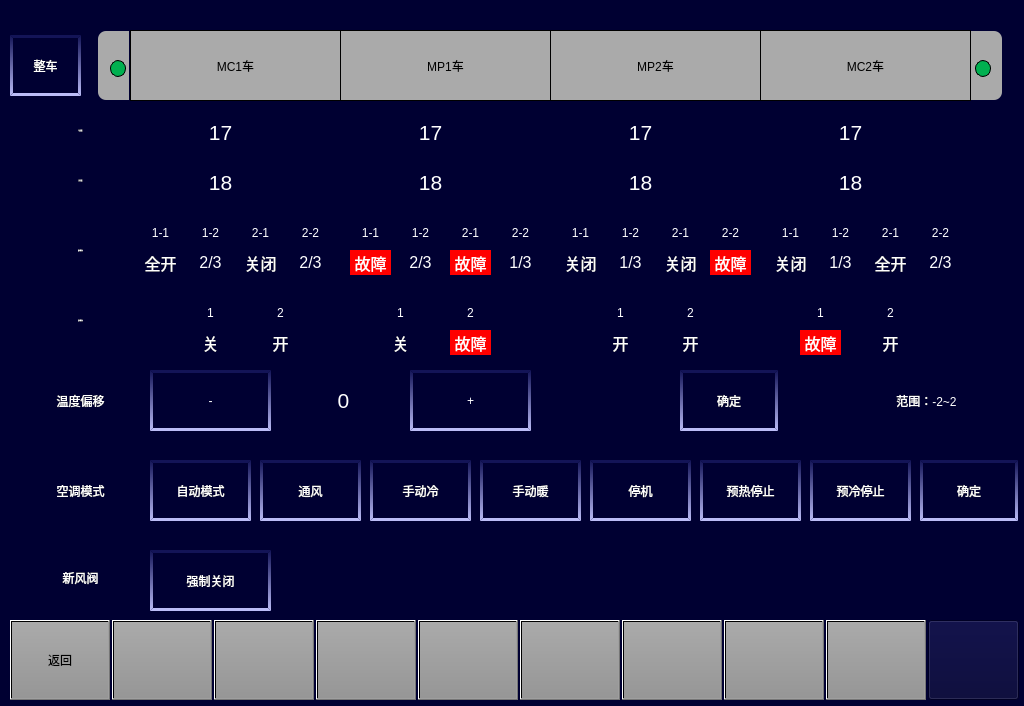
This is vehiclesetairconditionpage.ui in 994656234/HHL as Qt 5 draws it before an edit. The edited form follows.
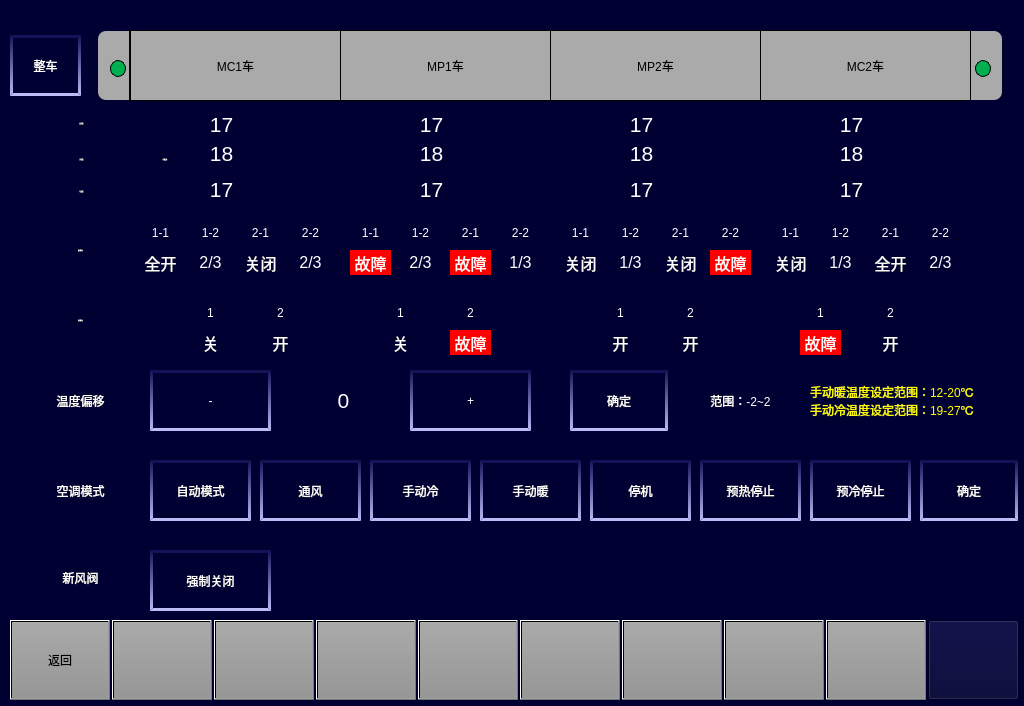
This is the edited form. Icons and pictures are not drawn.

Commit message: 空调显示优化，走行不显示优化

Diff of the .ui file:
```diff
--- a/vehiclesetairconditionpage.ui
+++ b/vehiclesetairconditionpage.ui
@@ -582,8 +582,8 @@
   <widget class="QLabel" name="lbl_tmp1">
    <property name="geometry">
     <rect>
-     <x>200</x>
-     <y>120</y>
+     <x>201</x>
+     <y>177</y>
      <width>41</width>
      <height>25</height>
     </rect>
@@ -607,8 +607,8 @@
   <widget class="QLabel" name="lbl_tmp3">
    <property name="geometry">
     <rect>
-     <x>620</x>
-     <y>120</y>
+     <x>621</x>
+     <y>177</y>
      <width>41</width>
      <height>25</height>
     </rect>
@@ -632,8 +632,8 @@
   <widget class="QLabel" name="lbl_tmpToken4">
    <property name="geometry">
     <rect>
-     <x>880</x>
-     <y>120</y>
+     <x>881</x>
+     <y>177</y>
      <width>25</width>
      <height>25</height>
     </rect>
@@ -653,8 +653,8 @@
   <widget class="QLabel" name="lbl_tmpToken3">
    <property name="geometry">
     <rect>
-     <x>670</x>
-     <y>120</y>
+     <x>671</x>
+     <y>177</y>
      <width>25</width>
      <height>25</height>
     </rect>
@@ -674,8 +674,8 @@
   <widget class="QLabel" name="lbl_tmpToken2">
    <property name="geometry">
     <rect>
-     <x>460</x>
-     <y>120</y>
+     <x>461</x>
+     <y>177</y>
      <width>25</width>
      <height>25</height>
     </rect>
@@ -695,8 +695,8 @@
   <widget class="QLabel" name="lbl_tmp2">
    <property name="geometry">
     <rect>
-     <x>410</x>
-     <y>120</y>
+     <x>411</x>
+     <y>177</y>
      <width>41</width>
      <height>25</height>
     </rect>
@@ -720,8 +720,8 @@
   <widget class="QLabel" name="lbl_tmp4">
    <property name="geometry">
     <rect>
-     <x>830</x>
-     <y>120</y>
+     <x>831</x>
+     <y>177</y>
      <width>41</width>
      <height>25</height>
     </rect>
@@ -745,8 +745,8 @@
   <widget class="QLabel" name="lbl_tmpToken1">
    <property name="geometry">
     <rect>
-     <x>250</x>
-     <y>120</y>
+     <x>251</x>
+     <y>177</y>
      <width>25</width>
      <height>25</height>
     </rect>
@@ -766,10 +766,10 @@
   <widget class="QLabel" name="lbl_realtemperature">
    <property name="geometry">
     <rect>
-     <x>20</x>
-     <y>110</y>
+     <x>21</x>
+     <y>181</y>
      <width>121</width>
-     <height>41</height>
+     <height>20</height>
     </rect>
    </property>
    <property name="font">
@@ -795,10 +795,10 @@
   <widget class="QLabel" name="lbl_settemperature">
    <property name="geometry">
     <rect>
-     <x>20</x>
-     <y>160</y>
+     <x>21</x>
+     <y>149</y>
      <width>121</width>
-     <height>41</height>
+     <height>20</height>
     </rect>
    </property>
    <property name="font">
@@ -824,8 +824,8 @@
   <widget class="QLabel" name="lbl_settmp4">
    <property name="geometry">
     <rect>
-     <x>830</x>
-     <y>170</y>
+     <x>831</x>
+     <y>141</y>
      <width>41</width>
      <height>25</height>
     </rect>
@@ -849,8 +849,8 @@
   <widget class="QLabel" name="lbl_settmp1">
    <property name="geometry">
     <rect>
-     <x>200</x>
-     <y>170</y>
+     <x>201</x>
+     <y>141</y>
      <width>41</width>
      <height>25</height>
     </rect>
@@ -874,8 +874,8 @@
   <widget class="QLabel" name="lbl_settmp2">
    <property name="geometry">
     <rect>
-     <x>410</x>
-     <y>170</y>
+     <x>411</x>
+     <y>141</y>
      <width>41</width>
      <height>25</height>
     </rect>
@@ -899,8 +899,8 @@
   <widget class="QLabel" name="lbl_settmp3">
    <property name="geometry">
     <rect>
-     <x>620</x>
-     <y>170</y>
+     <x>621</x>
+     <y>141</y>
      <width>41</width>
      <height>25</height>
     </rect>
@@ -924,8 +924,8 @@
   <widget class="QLabel" name="lbl_settmpToken1">
    <property name="geometry">
     <rect>
-     <x>250</x>
-     <y>170</y>
+     <x>251</x>
+     <y>141</y>
      <width>25</width>
      <height>25</height>
     </rect>
@@ -945,8 +945,8 @@
   <widget class="QLabel" name="lbl_settmpToken4">
    <property name="geometry">
     <rect>
-     <x>880</x>
-     <y>170</y>
+     <x>881</x>
+     <y>141</y>
      <width>25</width>
      <height>25</height>
     </rect>
@@ -966,8 +966,8 @@
   <widget class="QLabel" name="lbl_settmpToken3">
    <property name="geometry">
     <rect>
-     <x>670</x>
-     <y>170</y>
+     <x>671</x>
+     <y>141</y>
      <width>25</width>
      <height>25</height>
     </rect>
@@ -987,8 +987,8 @@
   <widget class="QLabel" name="lbl_settmpToken2">
    <property name="geometry">
     <rect>
-     <x>460</x>
-     <y>170</y>
+     <x>461</x>
+     <y>141</y>
      <width>25</width>
      <height>25</height>
     </rect>
@@ -1032,7 +1032,7 @@
   <widget class="QPushButton" name="BTN_comfirm1">
    <property name="geometry">
     <rect>
-     <x>680</x>
+     <x>570</x>
      <y>370</y>
      <width>98</width>
      <height>61</height>
@@ -1081,9 +1081,9 @@
   <widget class="QLabel" name="lbl_temperature_2">
    <property name="geometry">
     <rect>
-     <x>856</x>
+     <x>680</x>
      <y>370</y>
-     <width>141</width>
+     <width>121</width>
      <height>61</height>
     </rect>
    </property>
@@ -2531,6 +2531,269 @@
     <set>Qt::AlignCenter</set>
    </property>
   </widget>
+  <widget class="QLabel" name="lbl_temperature_3">
+   <property name="geometry">
+    <rect>
+     <x>810</x>
+     <y>370</y>
+     <width>201</width>
+     <height>61</height>
+    </rect>
+   </property>
+   <property name="styleSheet">
+    <string notr="true">color: yellow;
+font:14px &quot;微软雅黑&quot;;</string>
+   </property>
+   <property name="text">
+    <string>手动暖温度设定范围：12-20℃
+手动冷温度设定范围：19-27℃</string>
+   </property>
+   <property name="alignment">
+    <set>Qt::AlignLeading|Qt::AlignLeft|Qt::AlignVCenter</set>
+   </property>
+  </widget>
+  <widget class="QLabel" name="lbl_usertmp3">
+   <property name="geometry">
+    <rect>
+     <x>621</x>
+     <y>112</y>
+     <width>41</width>
+     <height>25</height>
+    </rect>
+   </property>
+   <property name="font">
+    <font>
+     <pointsize>16</pointsize>
+    </font>
+   </property>
+   <property name="styleSheet">
+    <string notr="true">background-color: rgb(0, 0, 50);
+color: rgb(255, 255, 255);</string>
+   </property>
+   <property name="text">
+    <string>17</string>
+   </property>
+   <property name="alignment">
+    <set>Qt::AlignCenter</set>
+   </property>
+  </widget>
+  <widget class="QLabel" name="lbl_usertmp1">
+   <property name="geometry">
+    <rect>
+     <x>201</x>
+     <y>112</y>
+     <width>41</width>
+     <height>25</height>
+    </rect>
+   </property>
+   <property name="font">
+    <font>
+     <pointsize>16</pointsize>
+    </font>
+   </property>
+   <property name="styleSheet">
+    <string notr="true">background-color: rgb(0, 0, 50);
+color: rgb(255, 255, 255);</string>
+   </property>
+   <property name="text">
+    <string>17</string>
+   </property>
+   <property name="alignment">
+    <set>Qt::AlignCenter</set>
+   </property>
+  </widget>
+  <widget class="QLabel" name="lbl_tmpToken2_2">
+   <property name="geometry">
+    <rect>
+     <x>461</x>
+     <y>112</y>
+     <width>25</width>
+     <height>25</height>
+    </rect>
+   </property>
+   <property name="font">
+    <font>
+     <pointsize>16</pointsize>
+    </font>
+   </property>
+   <property name="styleSheet">
+    <string notr="true">border-image: url(:/images/image/tmptoken.png);</string>
+   </property>
+   <property name="text">
+    <string/>
+   </property>
+  </widget>
+  <widget class="QLabel" name="lbl_usertmp4">
+   <property name="geometry">
+    <rect>
+     <x>831</x>
+     <y>112</y>
+     <width>41</width>
+     <height>25</height>
+    </rect>
+   </property>
+   <property name="font">
+    <font>
+     <pointsize>16</pointsize>
+    </font>
+   </property>
+   <property name="styleSheet">
+    <string notr="true">background-color: rgb(0, 0, 50);
+color: rgb(255, 255, 255);</string>
+   </property>
+   <property name="text">
+    <string>17</string>
+   </property>
+   <property name="alignment">
+    <set>Qt::AlignCenter</set>
+   </property>
+  </widget>
+  <widget class="QLabel" name="lbl_realtemperature_2">
+   <property name="geometry">
+    <rect>
+     <x>21</x>
+     <y>113</y>
+     <width>121</width>
+     <height>20</height>
+    </rect>
+   </property>
+   <property name="font">
+    <font>
+     <family>微软雅黑</family>
+     <pointsize>-1</pointsize>
+     <weight>50</weight>
+     <italic>false</italic>
+     <bold>false</bold>
+    </font>
+   </property>
+   <property name="styleSheet">
+    <string notr="true">color: rgb(255, 255, 255);
+font:20px &quot;微软雅黑&quot;;</string>
+   </property>
+   <property name="text">
+    <string>设定温度</string>
+   </property>
+   <property name="alignment">
+    <set>Qt::AlignCenter</set>
+   </property>
+  </widget>
+  <widget class="QLabel" name="lbl_tmpToken3_2">
+   <property name="geometry">
+    <rect>
+     <x>671</x>
+     <y>112</y>
+     <width>25</width>
+     <height>25</height>
+    </rect>
+   </property>
+   <property name="font">
+    <font>
+     <pointsize>16</pointsize>
+    </font>
+   </property>
+   <property name="styleSheet">
+    <string notr="true">border-image: url(:/images/image/tmptoken.png);</string>
+   </property>
+   <property name="text">
+    <string/>
+   </property>
+  </widget>
+  <widget class="QLabel" name="lbl_tmpToken1_2">
+   <property name="geometry">
+    <rect>
+     <x>251</x>
+     <y>112</y>
+     <width>25</width>
+     <height>25</height>
+    </rect>
+   </property>
+   <property name="font">
+    <font>
+     <pointsize>16</pointsize>
+    </font>
+   </property>
+   <property name="styleSheet">
+    <string notr="true">border-image: url(:/images/image/tmptoken.png);</string>
+   </property>
+   <property name="text">
+    <string/>
+   </property>
+  </widget>
+  <widget class="QLabel" name="lbl_tmpToken4_2">
+   <property name="geometry">
+    <rect>
+     <x>881</x>
+     <y>112</y>
+     <width>25</width>
+     <height>25</height>
+    </rect>
+   </property>
+   <property name="font">
+    <font>
+     <pointsize>16</pointsize>
+    </font>
+   </property>
+   <property name="styleSheet">
+    <string notr="true">border-image: url(:/images/image/tmptoken.png);</string>
+   </property>
+   <property name="text">
+    <string/>
+   </property>
+  </widget>
+  <widget class="QLabel" name="lbl_usertmp2">
+   <property name="geometry">
+    <rect>
+     <x>411</x>
+     <y>112</y>
+     <width>41</width>
+     <height>25</height>
+    </rect>
+   </property>
+   <property name="font">
+    <font>
+     <pointsize>16</pointsize>
+    </font>
+   </property>
+   <property name="styleSheet">
+    <string notr="true">background-color: rgb(0, 0, 50);
+color: rgb(255, 255, 255);</string>
+   </property>
+   <property name="text">
+    <string>17</string>
+   </property>
+   <property name="alignment">
+    <set>Qt::AlignCenter</set>
+   </property>
+  </widget>
+  <widget class="QLabel" name="lbl_settemperature_4">
+   <property name="geometry">
+    <rect>
+     <x>127</x>
+     <y>149</y>
+     <width>76</width>
+     <height>20</height>
+    </rect>
+   </property>
+   <property name="font">
+    <font>
+     <family>微软雅黑</family>
+     <pointsize>-1</pointsize>
+     <weight>50</weight>
+     <italic>false</italic>
+     <bold>false</bold>
+    </font>
+   </property>
+   <property name="styleSheet">
+    <string notr="true">color: rgb(255, 255, 255);
+font:13px &quot;微软雅黑&quot;;</string>
+   </property>
+   <property name="text">
+    <string>（空调反馈）</string>
+   </property>
+   <property name="alignment">
+    <set>Qt::AlignCenter</set>
+   </property>
+  </widget>
   <zorder>label</zorder>
   <zorder>label_2</zorder>
   <zorder>BTN7</zorder>
```
Left out of the diff: 11 changed lines with no effect on the pictures. The commit also changes 12 other files.
